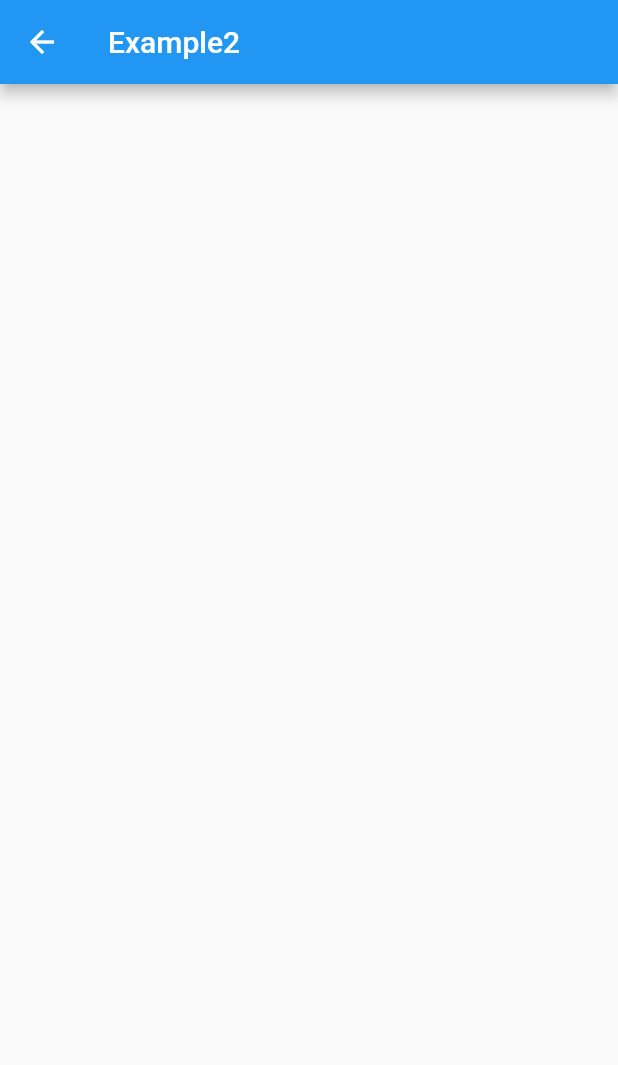
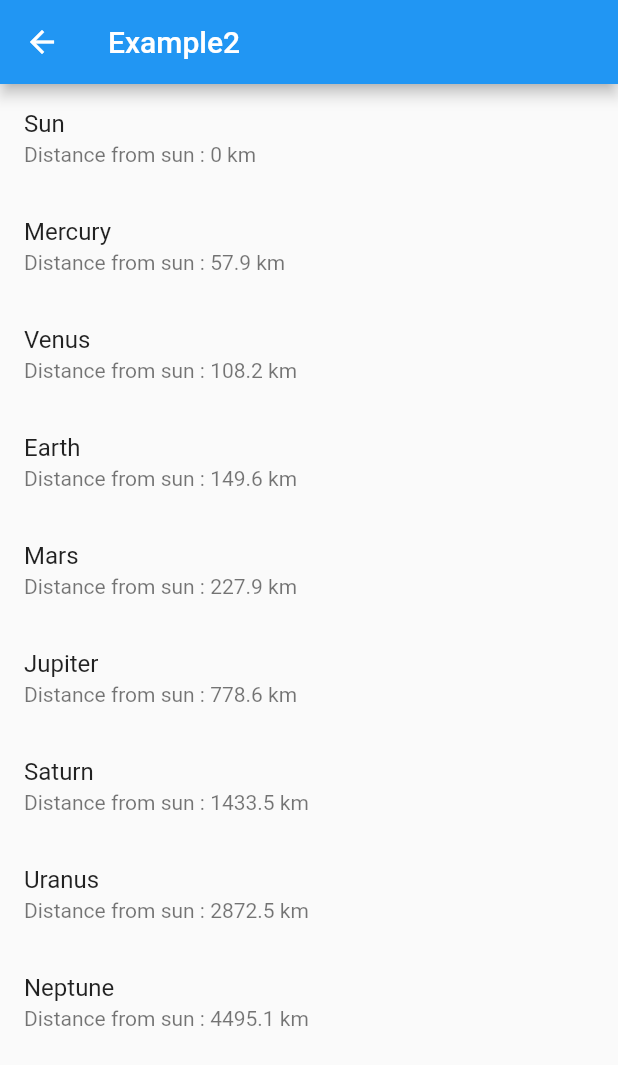
Before and after one commit to Ephenodrom/Flutter-Advanced-Examples, a Flutter app: the screen it shows after launch, after a tap on "Json", on a phone screen of 412 x 824 dp. Shown: the top 1065 px of the screen. Run offline on Flutter 3.47's test engine with Material 2 defaults, Android fonts, the phone set to English and light mode, and no system bars; our stand-ins replace shared_preferences; missing offline and left inert: firebase_admob; accounts and stored records are empty; generated files the repository leaves out were written again.

Commit message:
Add new examples

```diff
--- /dev/null
+++ b/assets/json/solarsystem.json
@@ -0,0 +1,40 @@
+{
+  "data" : [
+    {
+      "name": "Sun",
+      "distance": "0"
+    },
+    {
+      "name": "Mercury",
+      "distance": "57.9"
+    },
+    {
+      "name": "Venus",
+      "distance": "108.2"
+    },
+    {
+      "name": "Earth",
+      "distance": "149.6"
+    },
+    {
+      "name": "Mars",
+      "distance": "227.9"
+    },
+    {
+      "name": "Jupiter",
+      "distance": "778.6"
+    },
+    {
+      "name": "Saturn",
+      "distance": "1433.5"
+    },
+    {
+      "name": "Uranus",
+      "distance": "2872.5"
+    },
+    {
+      "name": "Neptune",
+      "distance": "4495.1"
+    }
+  ]
+}
--- a/lib/examples/readingJsonFile/Example2.dart
+++ b/lib/examples/readingJsonFile/Example2.dart
@@ -1,4 +1,7 @@
+import 'package:advanced_flutter_example/examples/readingJsonFile/Planet.dart';
 import 'package:flutter/material.dart';
+import 'package:flutter/services.dart' show rootBundle;
+import 'dart:convert';
 
 class Example2 extends StatefulWidget {
   Example2();
@@ -10,16 +13,45 @@ class Example2 extends StatefulWidget {
 }
 
 class _Example2State extends State<Example2> {
+  List<Planet> planets = [];
+
+  @override
+  void initState() {
+    super.initState();
+      loadPlanetsFromAsset().then((planets) {
+        setState(() {
+          this.planets.addAll(planets);
+        });
+      });
+
+  }
 
   @override
   Widget build(BuildContext context) {
     return Scaffold(
-      appBar: AppBar(
-        title: Text(widget.title),
-      ),
-      body: Center(
+        appBar: AppBar(
+          title: Text(widget.title),
+        ),
+        body: ListView.builder(
+            itemCount: planets.length,
+            itemBuilder: (BuildContext context, index) {
+          return ListTile(
+            title: Text(planets.elementAt(index).name),
+            subtitle: Text("Distance from sun : "+ planets.elementAt(index).distance + " km"),
+          );
+        }));
+  }
 
-      ),
-    );
+  Future<List<Planet>> loadPlanetsFromAsset() async {
+    String content =
+        await rootBundle.loadString("assets/json/solarsystem.json");
+    Map<String, dynamic> contentAsMap = json.decode(content);
+    List data = contentAsMap["data"];
+    List<Planet> list = [];
+    data.forEach((e) {
+      Planet planet = new Planet.fromJson(e);
+      list.add(planet);
+    });
+    return list;
   }
 }
--- /dev/null
+++ b/lib/examples/readingJsonFile/Planet.dart
@@ -0,0 +1,15 @@
+import 'package:json_annotation/json_annotation.dart';
+
+part 'Planet.g.dart';
+
+@JsonSerializable()
+class Planet {
+  final String name;
+  final String distance;
+
+  Planet({this.name, this.distance});
+
+  factory Planet.fromJson(Map<String, dynamic> json) => _$PlanetFromJson(json);
+
+  Map<String, dynamic> toJson() => _$PlanetToJson(this);
+}
--- a/pubspec.yaml
+++ b/pubspec.yaml
@@ -19,8 +19,10 @@ dependencies:
   # The following adds the Cupertino Icons font to your application.
   # Use with the CupertinoIcons class for iOS style icons.
   cupertino_icons: ^0.1.2
+  build_runner: ^1.1.3
   shared_preferences: ^0.4.3
   firebase_admob: 0.6.1
+  json_serializable: ^2.0.1
 
 dev_dependencies:
   flutter_test:
@@ -40,8 +42,10 @@ flutter:
 
   # To add assets to your application, add an assets section, like this:
   # assets:
-  #  - images/a_dot_burr.jpeg
+  #  - assets/json/
   #  - images/a_dot_ham.jpeg
+  assets:
+  - assets/json/
 
   # An image asset can refer to one or more resolution-specific "variants", see
   # https://flutter.io/assets-and-images/#resolution-aware.
```
Also changed, not shown: lib/examples/readingJsonFile/Planet.g.dart (added), lib/generated/i18n.dart (added), res/values/strings_en.arb (added), 3 other files.
